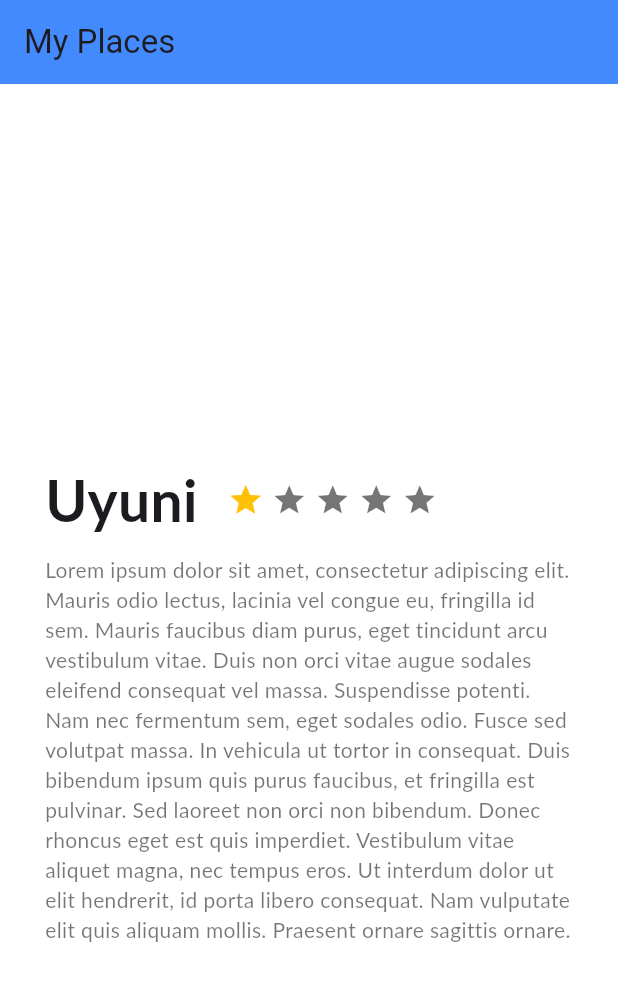
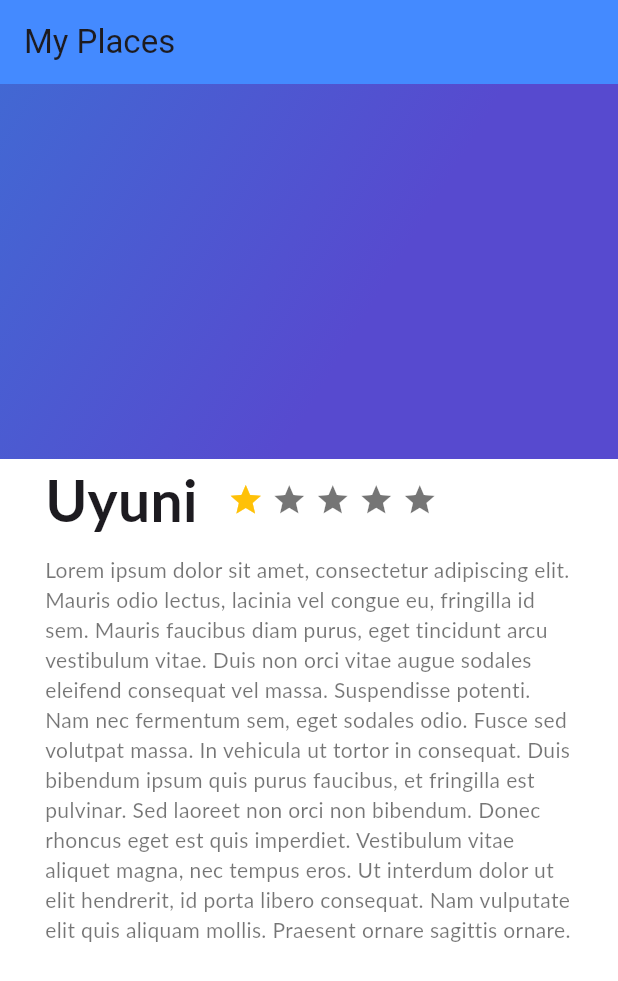
Before and after one commit to xXCaptainJhonaXx/infocal_project_flutter, a Flutter app: the screen it shows after launch, on a phone screen of 412 x 824 dp. Shown: the top 981 px of the screen. Run offline on Flutter 3.47's test engine with Material 3 defaults, Android fonts, the phone set to English and light mode, and no system bars; Roboto replaces fonts that are missing (Lato).

Commit message:
20/10/25 - Widget LinearGradient

```diff
--- /dev/null
+++ b/lib/gradient_back.dart
@@ -0,0 +1,27 @@
+import 'package:flutter/material.dart';
+
+class GradientBack extends StatelessWidget {
+  @override
+  Widget build(BuildContext context) {
+
+    final gradient = Container(
+      height: 250,
+      decoration: BoxDecoration(
+        gradient: LinearGradient(
+          colors: [
+            Color(0xFF4268D3),
+            Color(0xFF574ACF),
+          ],
+          begin: FractionalOffset(0.0, 0.0),
+          end: FractionalOffset(1.0, 1.0),
+          stops: [0.0, 0.6],
+          tileMode: TileMode.clamp
+        )
+      ),
+    );
+
+    return gradient;
+  }
+
+
+}
--- a/lib/home.dart
+++ b/lib/home.dart
@@ -1,4 +1,5 @@
 import 'package:flutter/material.dart';
+import 'package:infocalproject/gradient_back.dart';
 import 'package:infocalproject/review.dart';
 import 'package:infocalproject/review_list.dart';
 import 'description_place.dart';
@@ -46,6 +47,7 @@ class MyHome extends StatelessWidget {
             color: Colors.white,
           ),
           //descriptionPlace
+          GradientBack(),
           listView
         ],
       ),
```
Also changed, not shown: lib/home_appbar.dart (added, +18 -0 lines).
